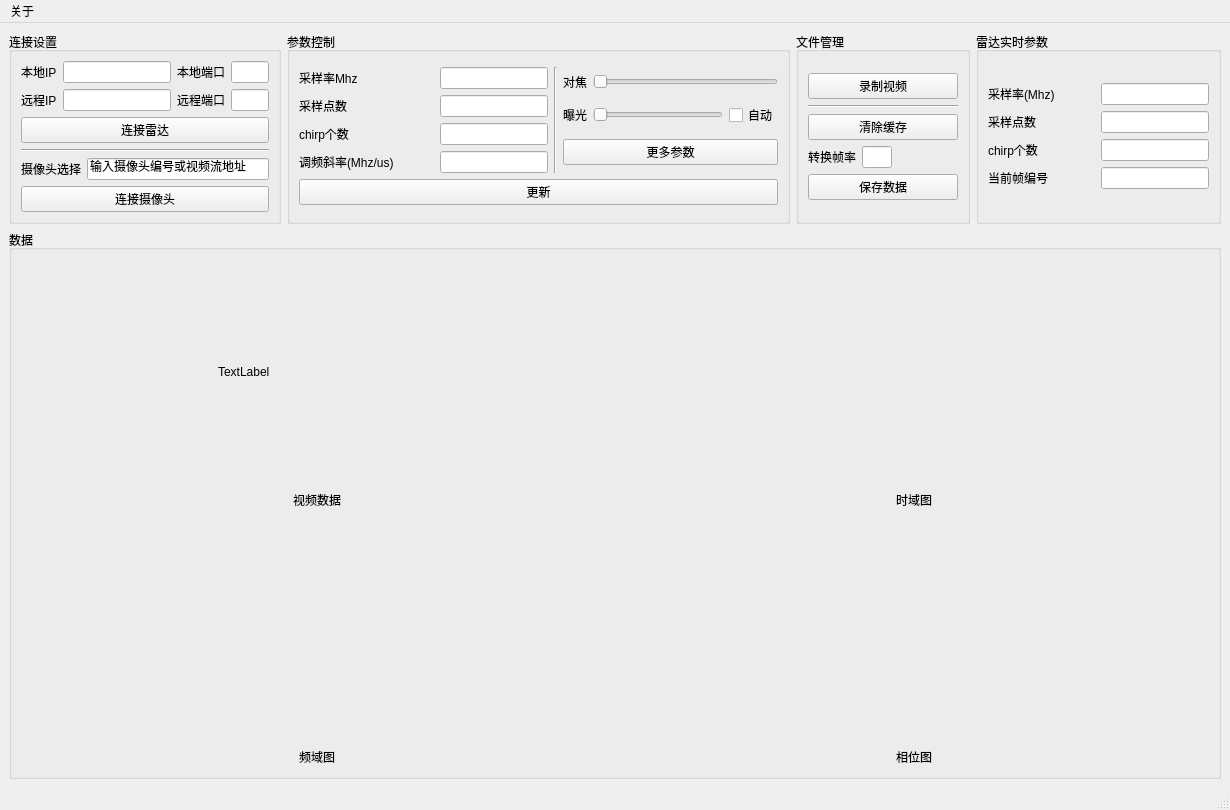
Before: the Qt Designer form mainwindow.ui in ZzzzzzS/mmLink, drawn with Qt 5.
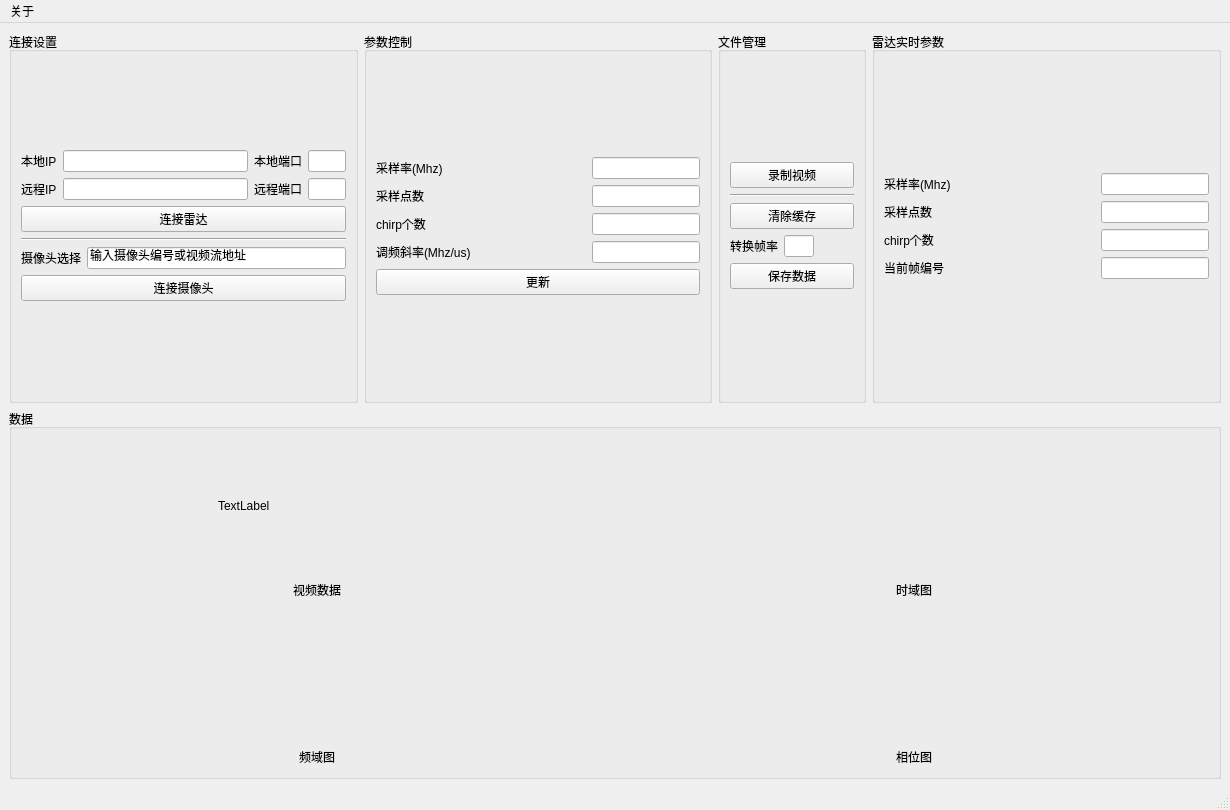
After: the same form once the commit is applied. Custom widgets are drawn as their Qt base class.

```diff
--- a/mainwindow.ui
+++ b/mainwindow.ui
@@ -161,6 +161,12 @@
         </item>
         <item>
          <widget class="QGroupBox" name="groupBox_3">
+          <property name="sizePolicy">
+           <sizepolicy hsizetype="Expanding" vsizetype="Expanding">
+            <horstretch>0</horstretch>
+            <verstretch>0</verstretch>
+           </sizepolicy>
+          </property>
           <property name="title">
            <string>参数控制</string>
           </property>
@@ -176,7 +182,7 @@
                    <item>
                     <widget class="QLabel" name="label_6">
                      <property name="text">
-                      <string>采样率Mhz</string>
+                      <string>采样率(Mhz)</string>
                      </property>
                     </widget>
                    </item>
@@ -309,77 +315,16 @@
                  </item>
                 </layout>
                </item>
-               <item>
-                <widget class="Line" name="line_2">
-                 <property name="orientation">
-                  <enum>Qt::Vertical</enum>
-                 </property>
-                </widget>
-               </item>
-               <item>
-                <layout class="QVBoxLayout" name="verticalLayout_4">
-                 <item>
-                  <layout class="QHBoxLayout" name="horizontalLayout_18">
-                   <item>
-                    <widget class="QLabel" name="label_18">
-                     <property name="text">
-                      <string>对焦</string>
-                     </property>
-                    </widget>
-                   </item>
-                   <item>
-                    <widget class="QSlider" name="Focurs">
-                     <property name="orientation">
-                      <enum>Qt::Horizontal</enum>
-                     </property>
-                    </widget>
-                   </item>
-                  </layout>
-                 </item>
-                 <item>
-                  <layout class="QHBoxLayout" name="horizontalLayout_19">
-                   <item>
-                    <widget class="QLabel" name="label_19">
-                     <property name="text">
-                      <string>曝光</string>
-                     </property>
-                    </widget>
-                   </item>
-                   <item>
-                    <widget class="QSlider" name="Exposure">
-                     <property name="minimumSize">
-                      <size>
-                       <width>130</width>
-                       <height>0</height>
-                      </size>
-                     </property>
-                     <property name="orientation">
-                      <enum>Qt::Horizontal</enum>
-                     </property>
-                    </widget>
-                   </item>
-                   <item>
-                    <widget class="QCheckBox" name="AutoExpo">
-                     <property name="text">
-                      <string>自动</string>
-                     </property>
-                    </widget>
-                   </item>
-                  </layout>
-                 </item>
-                 <item>
-                  <widget class="QPushButton" name="CameraParameter">
-                   <property name="text">
-                    <string>更多参数</string>
-                   </property>
-                  </widget>
-                 </item>
-                </layout>
-               </item>
               </layout>
              </item>
              <item>
               <widget class="QPushButton" name="UpdateButton">
+               <property name="sizePolicy">
+                <sizepolicy hsizetype="Expanding" vsizetype="Fixed">
+                 <horstretch>0</horstretch>
+                 <verstretch>0</verstretch>
+                </sizepolicy>
+               </property>
                <property name="text">
                 <string>更新</string>
                </property>
@@ -463,6 +408,9 @@
                    <property name="orientation">
                     <enum>Qt::Horizontal</enum>
                    </property>
+                   <property name="sizeType">
+                    <enum>QSizePolicy::Preferred</enum>
+                   </property>
                    <property name="sizeHint" stdset="0">
                     <size>
                      <width>40</width>
```
Left out of the diff: 2 changed lines with no effect on the pictures.
